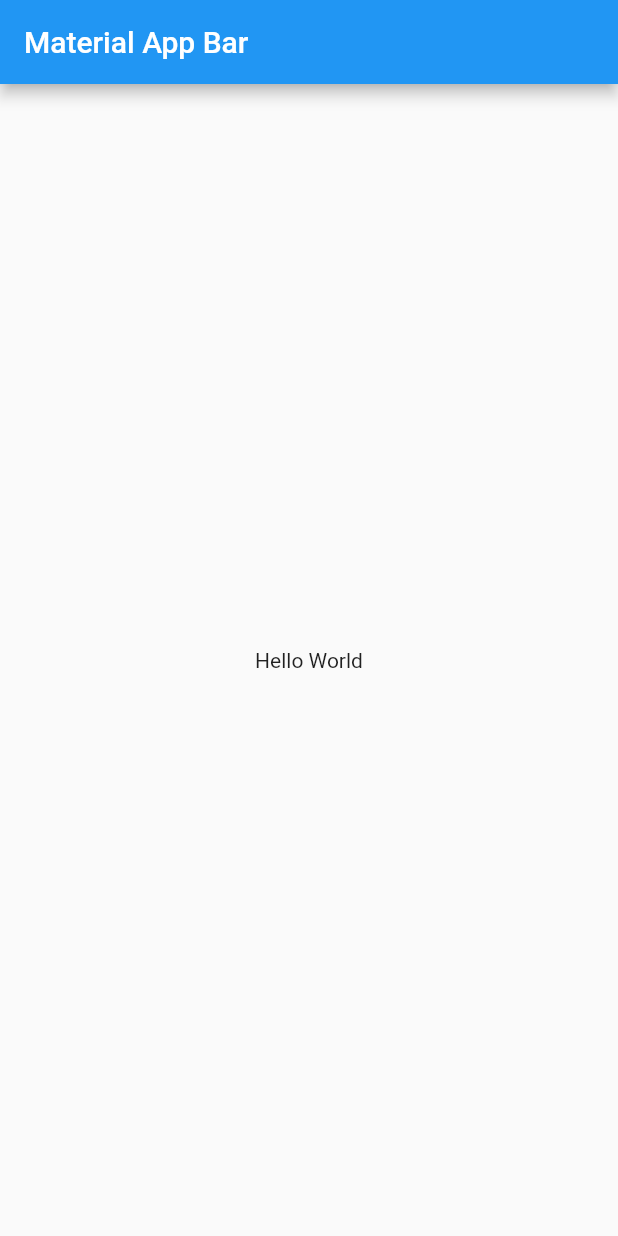
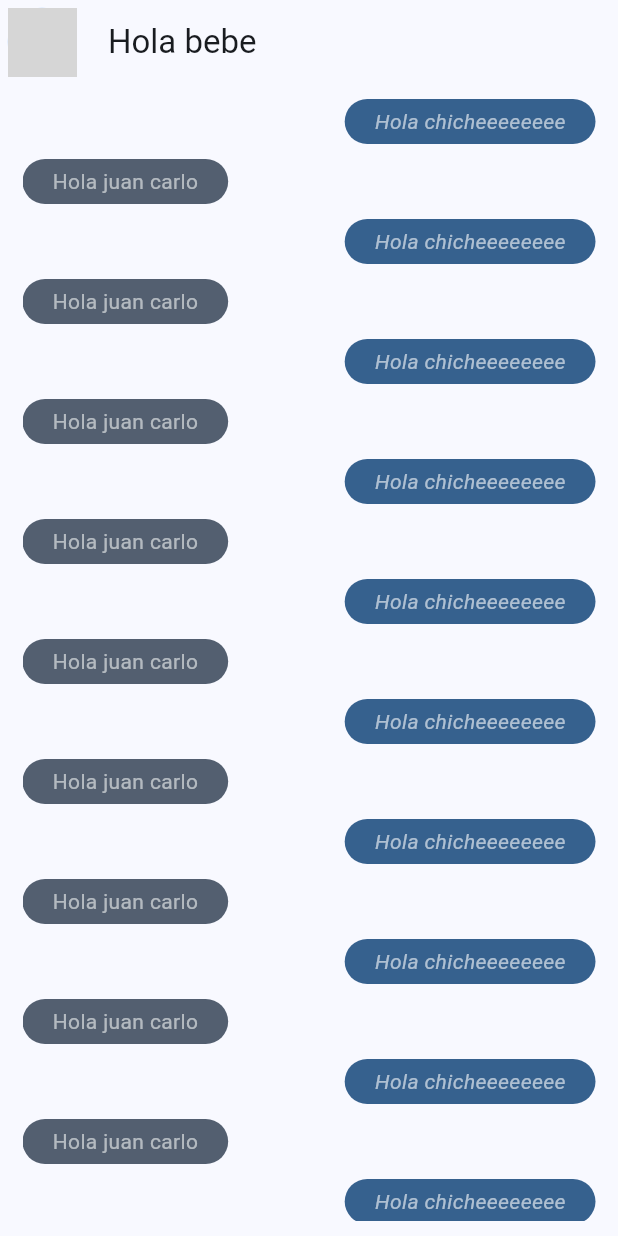
Before and after one commit to lucas-piegas/yes_no_maybe_app, a Flutter app: the screen it shows after launch, on a phone screen of 412 x 824 dp. Run offline on Flutter 3.47's test engine with Material 2 defaults, Android fonts, the phone set to English and light mode, and no system bars; network calls fail; grey boxes are pictures that could not be loaded.

Commit message:
both message widgets

```diff
--- /dev/null
+++ b/lib/config/theme/app_theme.dart
@@ -0,0 +1,37 @@
+import 'package:flutter/material.dart';
+
+const Color _customColor = Color(0xFF49149F);
+
+const List<Color> _colorThemes = [
+  _customColor,
+  Colors.blue,
+  Colors.red,
+  Colors.grey,
+  Colors.green,
+  Colors.blueGrey,
+  Colors.lightBlue,
+  Colors.amber,
+];
+
+class AppTheme {
+  final int selectedColor;
+
+  AppTheme({
+    this.selectedColor = 0,
+  })  : assert(
+          selectedColor >= 0,
+          'Colors must be greater or equal than zero',
+        ),
+        assert(
+          selectedColor <= _colorThemes.length - 1,
+          'Color must be less than ${_colorThemes.length}',
+        );
+
+  ThemeData theme() {
+    return ThemeData(
+      useMaterial3: true,
+      colorSchemeSeed: _colorThemes[selectedColor],
+      brightness: Brightness.light,
+    );
+  }
+}
--- a/lib/main.dart
+++ b/lib/main.dart
@@ -1,4 +1,6 @@
 import 'package:flutter/material.dart';
+import 'package:yes_no_maybe_app/config/theme/app_theme.dart';
+import 'package:yes_no_maybe_app/presentation/screens/chat/chat_screen.dart';
 
 void main() => runApp(const MyApp());
 
@@ -8,16 +10,9 @@ class MyApp extends StatelessWidget {
   @override
   Widget build(BuildContext context) {
     return MaterialApp(
-      title: 'Material App',
-      home: Scaffold(
-        appBar: AppBar(
-          title: const Text('Material App Bar'),
-        ),
-        body: const Center(
-          child: Text('Hello World'),
-        ),
-      ),
-      debugShowCheckedModeBanner: false,
-    );
+        title: 'Yes No App',
+        debugShowCheckedModeBanner: false,
+        theme: AppTheme(selectedColor: 1).theme(),
+        home: const ChatScreen());
   }
 }
--- /dev/null
+++ b/lib/presentation/screens/chat/chat_screen.dart
@@ -0,0 +1,54 @@
+import 'package:flutter/material.dart';
+import 'package:yes_no_maybe_app/presentation/widgets/chat/her_message_bubble.dart';
+import 'package:yes_no_maybe_app/presentation/widgets/chat/my_message_bubble.dart';
+
+class ChatScreen extends StatelessWidget {
+  const ChatScreen({super.key});
+
+  @override
+  Widget build(BuildContext context) {
+    return Scaffold(
+      appBar: AppBar(
+        title: const Text('Hola bebe'),
+        leading: const Padding(
+          padding: EdgeInsets.all(5.0),
+          child: CircleAvatar(
+            backgroundImage: NetworkImage(
+              'https://w7.pngwing.com/pngs/57/878/png-transparent-goku-vegeta-gohan-gogeta-dragon-ball-goku-fictional-character-cartoon-akira-toriyama.png',
+            ),
+          ),
+        ),
+      ),
+      body: _ChatView(),
+    );
+  }
+}
+
+class _ChatView extends StatelessWidget {
+  @override
+  Widget build(BuildContext context) {
+    return SafeArea(
+      child: Padding(
+        padding: const EdgeInsets.symmetric(
+          horizontal: 15,
+          vertical: 10,
+        ),
+        child: Column(
+          children: [
+            Expanded(
+              child: ListView.builder(
+                itemCount: 100,
+                itemBuilder: (context, index) {
+                  if (index % 2 == 0) {
+                    return const MyMessageBubble();
+                  }
+                  return const HerMessageBubble();
+                },
+              ),
+            ),
+          ],
+        ),
+      ),
+    );
+  }
+}
--- /dev/null
+++ b/lib/presentation/widgets/chat/her_message_bubble.dart
@@ -0,0 +1,36 @@
+import 'package:flutter/material.dart';
+
+class HerMessageBubble extends StatelessWidget {
+  const HerMessageBubble({super.key});
+
+  @override
+  Widget build(BuildContext context) {
+    final colors = Theme.of(context).colorScheme;
+
+    return Column(
+      crossAxisAlignment: CrossAxisAlignment.start,
+      children: [
+        Container(
+          decoration: BoxDecoration(
+            borderRadius: BorderRadius.circular(15),
+            color: colors.secondary,
+          ),
+          child: const Padding(
+            padding: EdgeInsets.symmetric(
+              vertical: 5,
+              horizontal: 20,
+            ),
+            child: Text(
+              "Hola juan carlo",
+              style: TextStyle(
+                fontStyle: FontStyle.normal,
+                color: Color.fromARGB(153, 244, 247, 246),
+              ),
+            ),
+          ),
+        ),
+        const SizedBox(height: 10),
+      ],
+    );
+  }
+}
--- /dev/null
+++ b/lib/presentation/widgets/chat/my_message_bubble.dart
@@ -0,0 +1,36 @@
+import 'package:flutter/material.dart';
+
+class MyMessageBubble extends StatelessWidget {
+  const MyMessageBubble({super.key});
+
+  @override
+  Widget build(BuildContext context) {
+    final colors = Theme.of(context).colorScheme;
+
+    return Column(
+      crossAxisAlignment: CrossAxisAlignment.end,
+      children: [
+        Container(
+          decoration: BoxDecoration(
+            borderRadius: BorderRadius.circular(15),
+            color: colors.primary,
+          ),
+          child: const Padding(
+            padding: EdgeInsets.symmetric(
+              vertical: 5,
+              horizontal: 20,
+            ),
+            child: Text(
+              "Hola chicheeeeeeee",
+              style: TextStyle(
+                fontStyle: FontStyle.italic,
+                color: Colors.white60,
+              ),
+            ),
+          ),
+        ),
+        const SizedBox(height: 10),
+      ],
+    );
+  }
+}
```
